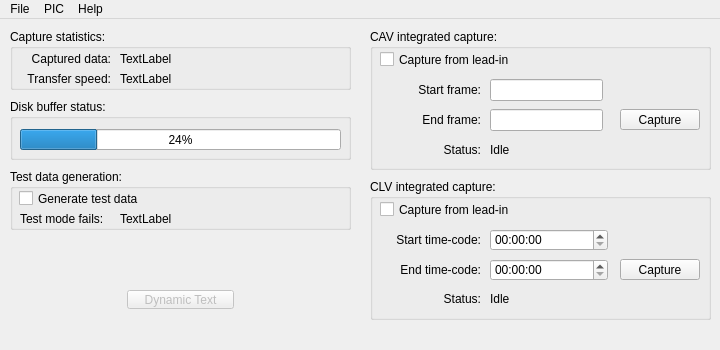
This is Linux-Application/DomesdayDuplicator/mainwindow.ui in simoninns/DomesdayDuplicator-gui-app as Qt 5 draws it before an edit. The edited form follows.
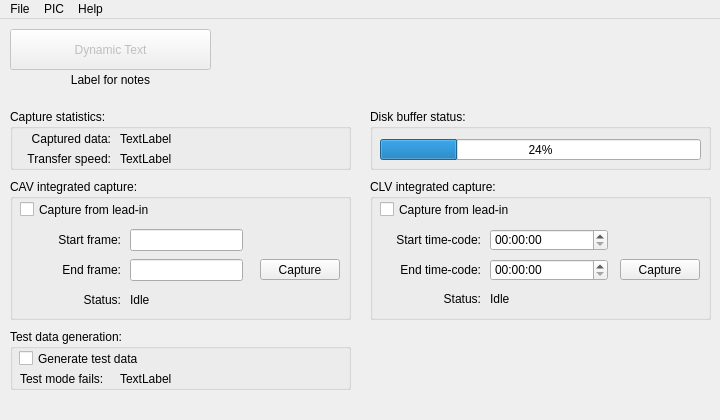
This is the edited form. Icons and pictures are not drawn.

Commit message: Modifications to GUI layout, added logo, updated header files

Diff of the .ui file:
```diff
--- a/Linux-Application/DomesdayDuplicator/mainwindow.ui
+++ b/Linux-Application/DomesdayDuplicator/mainwindow.ui
@@ -7,7 +7,7 @@
     <x>0</x>
     <y>0</y>
     <width>720</width>
-    <height>350</height>
+    <height>420</height>
    </rect>
   </property>
   <property name="sizePolicy">
@@ -19,87 +19,24 @@
   <property name="minimumSize">
    <size>
     <width>720</width>
-    <height>350</height>
+    <height>420</height>
    </size>
   </property>
   <property name="maximumSize">
    <size>
     <width>720</width>
-    <height>400</height>
+    <height>420</height>
    </size>
   </property>
   <property name="windowTitle">
    <string>Domesday Duplicator</string>
   </property>
   <widget class="QWidget" name="centralWidget">
-   <widget class="QWidget" name="horizontalLayoutWidget">
-    <property name="geometry">
-     <rect>
-      <x>10</x>
-      <y>260</y>
-      <width>341</width>
-      <height>41</height>
-     </rect>
-    </property>
-    <layout class="QHBoxLayout" name="horizontalLayout">
-     <property name="sizeConstraint">
-      <enum>QLayout::SetDefaultConstraint</enum>
-     </property>
-     <item>
-      <spacer name="horizontalSpacer">
-       <property name="orientation">
-        <enum>Qt::Horizontal</enum>
-       </property>
-       <property name="sizeType">
-        <enum>QSizePolicy::MinimumExpanding</enum>
-       </property>
-       <property name="sizeHint" stdset="0">
-        <size>
-         <width>40</width>
-         <height>20</height>
-        </size>
-       </property>
-      </spacer>
-     </item>
-     <item>
-      <widget class="QPushButton" name="transferPushButton">
-       <property name="enabled">
-        <bool>false</bool>
-       </property>
-       <property name="sizePolicy">
-        <sizepolicy hsizetype="MinimumExpanding" vsizetype="Expanding">
-         <horstretch>0</horstretch>
-         <verstretch>0</verstretch>
-        </sizepolicy>
-       </property>
-       <property name="text">
-        <string>Dynamic Text</string>
-       </property>
-      </widget>
-     </item>
-     <item>
-      <spacer name="horizontalSpacer_2">
-       <property name="orientation">
-        <enum>Qt::Horizontal</enum>
-       </property>
-       <property name="sizeType">
-        <enum>QSizePolicy::MinimumExpanding</enum>
-       </property>
-       <property name="sizeHint" stdset="0">
-        <size>
-         <width>40</width>
-         <height>20</height>
-        </size>
-       </property>
-      </spacer>
-     </item>
-    </layout>
-   </widget>
    <widget class="QGroupBox" name="captureGroupBox">
     <property name="geometry">
      <rect>
       <x>10</x>
-      <y>10</y>
+      <y>90</y>
       <width>341</width>
       <height>61</height>
      </rect>
@@ -169,8 +106,8 @@
    <widget class="QGroupBox" name="diskGroupBox">
     <property name="geometry">
      <rect>
-      <x>10</x>
-      <y>80</y>
+      <x>370</x>
+      <y>90</y>
       <width>341</width>
       <height>61</height>
      </rect>
@@ -196,7 +133,7 @@
     <property name="geometry">
      <rect>
       <x>10</x>
-      <y>150</y>
+      <y>310</y>
       <width>341</width>
       <height>61</height>
      </rect>
@@ -250,8 +187,8 @@
    <widget class="QGroupBox" name="cavIntegratedCaptureGroupBox">
     <property name="geometry">
      <rect>
-      <x>370</x>
-      <y>10</y>
+      <x>10</x>
+      <y>160</y>
       <width>341</width>
       <height>141</height>
      </rect>
@@ -507,6 +444,74 @@
      </property>
     </widget>
    </widget>
+   <widget class="QPushButton" name="transferPushButton">
+    <property name="enabled">
+     <bool>false</bool>
+    </property>
+    <property name="geometry">
+     <rect>
+      <x>10</x>
+      <y>10</y>
+      <width>201</width>
+      <height>41</height>
+     </rect>
+    </property>
+    <property name="sizePolicy">
+     <sizepolicy hsizetype="MinimumExpanding" vsizetype="Expanding">
+      <horstretch>0</horstretch>
+      <verstretch>0</verstretch>
+     </sizepolicy>
+    </property>
+    <property name="minimumSize">
+     <size>
+      <width>10</width>
+      <height>10</height>
+     </size>
+    </property>
+    <property name="text">
+     <string>Dynamic Text</string>
+    </property>
+   </widget>
+   <widget class="QLabel" name="logo">
+    <property name="geometry">
+     <rect>
+      <x>550</x>
+      <y>10</y>
+      <width>161</width>
+      <height>81</height>
+     </rect>
+    </property>
+    <property name="text">
+     <string/>
+    </property>
+    <property name="pixmap">
+     <pixmap resource="images.qrc">:/logos/Graphics/Domesday Duplicator logo colour 150px.png</pixmap>
+    </property>
+   </widget>
+   <widget class="QLabel" name="userNoteLabel">
+    <property name="geometry">
+     <rect>
+      <x>10</x>
+      <y>50</y>
+      <width>201</width>
+      <height>21</height>
+     </rect>
+    </property>
+    <property name="text">
+     <string>Label for notes</string>
+    </property>
+    <property name="alignment">
+     <set>Qt::AlignCenter</set>
+    </property>
+   </widget>
+   <zorder>captureGroupBox</zorder>
+   <zorder>diskGroupBox</zorder>
+   <zorder>testModeGroupBox</zorder>
+   <zorder>cavIntegratedCaptureGroupBox</zorder>
+   <zorder>clvIntegratedCaptureGroupBox</zorder>
+   <zorder>logo</zorder>
+   <zorder>transferPushButton</zorder>
+   <zorder>userNoteLabel</zorder>
   </widget>
   <widget class="QMenuBar" name="menuBar">
    <property name="geometry">
```
Left out of the diff: 4 changed lines with no effect on the pictures. The commit also changes 19 other files.
